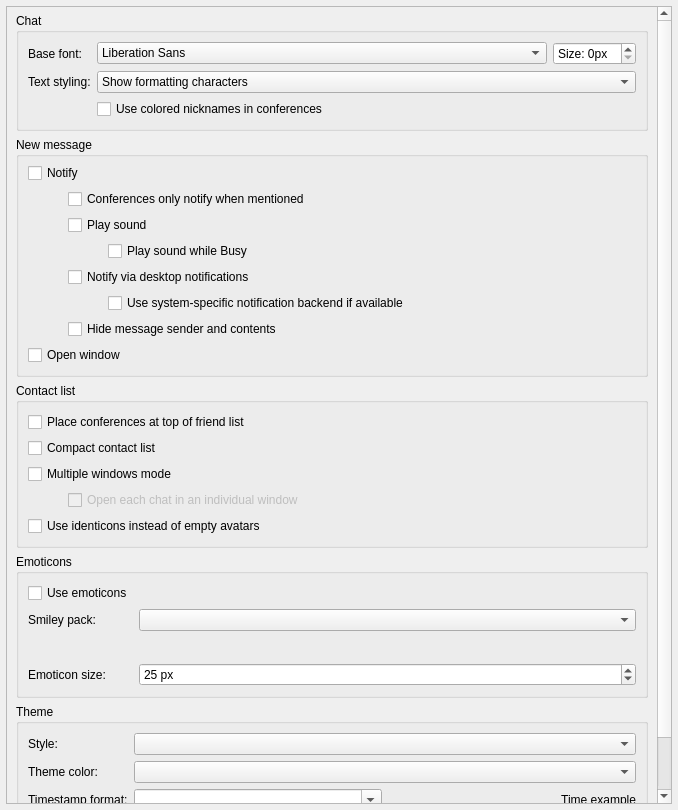
Before: the Qt Designer form src/widget/form/settings/userinterfacesettings.ui in weblate/qTox_enhanced-1, drawn with Qt 5.
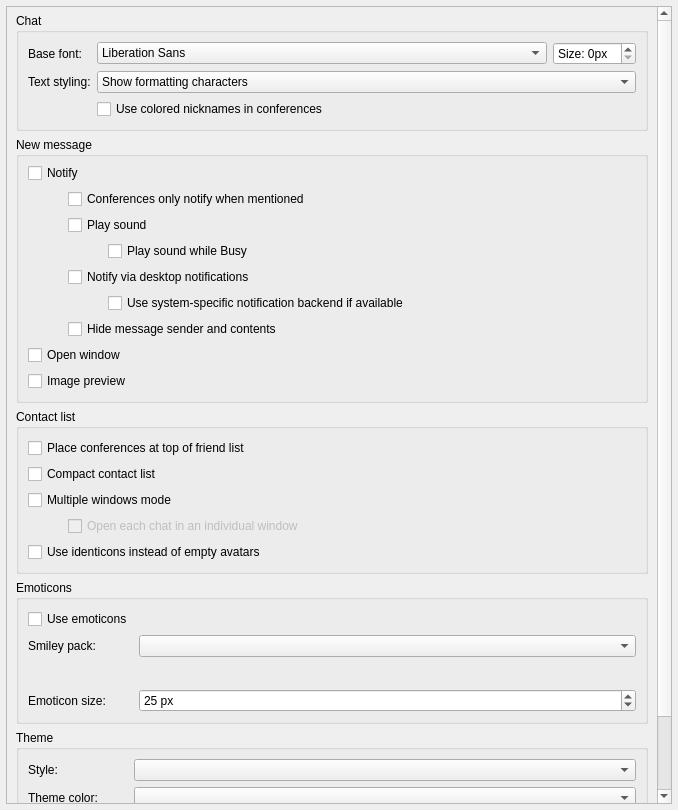
After: the same form once the commit is applied. Custom widgets are drawn as their Qt base class.

Commit message:
feat(Settings): Add an option to disable image previews.
This is a security feature. In case there are problems with any of the
image parsing in qTox or its dependent libraries, this enables users to
disable the preview feature.

Future work: have this be a per-contact setting similar to
auto-accepting files per-contact.

```diff
--- a/src/widget/form/settings/userinterfacesettings.ui
+++ b/src/widget/form/settings/userinterfacesettings.ui
@@ -40,7 +40,7 @@
         <x>0</x>
         <y>0</y>
         <width>664</width>
-        <height>902</height>
+        <height>1079</height>
        </rect>
       </property>
       <layout class="QVBoxLayout" name="verticalLayout_4" stretch="0,0,0,0,0,0">
@@ -277,6 +277,16 @@
             </property>
            </widget>
           </item>
+          <item>
+           <widget class="QCheckBox" name="cbImagePreview">
+            <property name="toolTip">
+             <string comment="tooltip for Image preview setting">Show previews for sent and received images in chats. Hover over the inline preview to display a larger preview.</string>
+            </property>
+            <property name="text">
+             <string>Image preview</string>
+            </property>
+           </widget>
+          </item>
          </layout>
         </widget>
        </item>
```
The commit also changes 60 other files.
